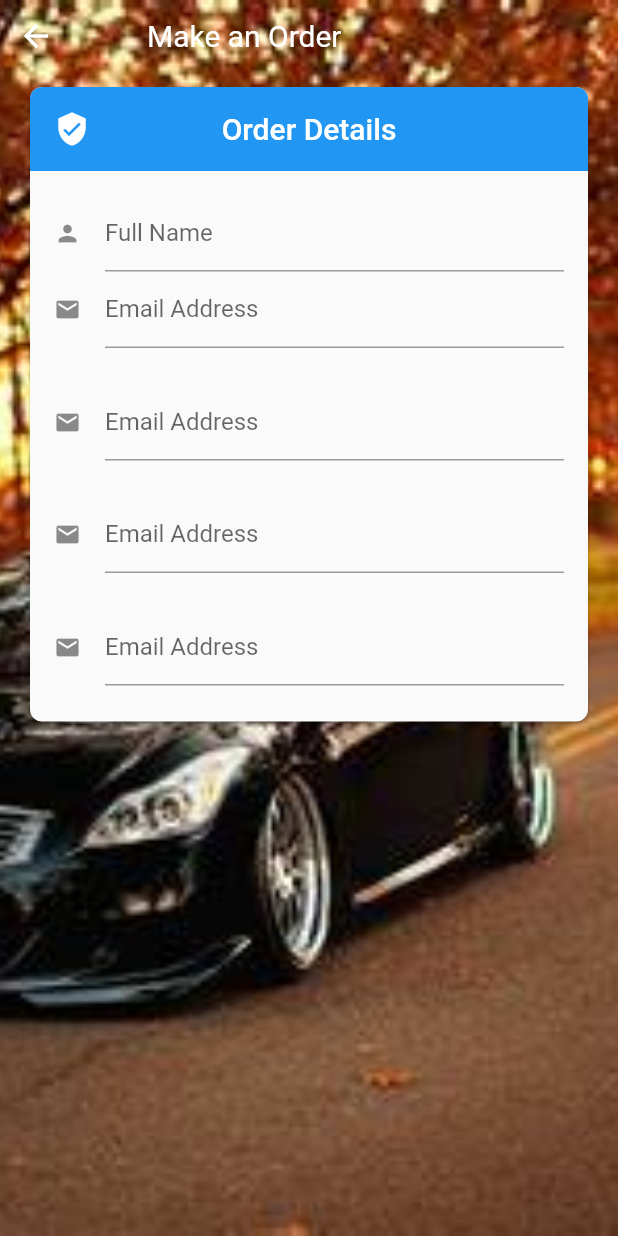
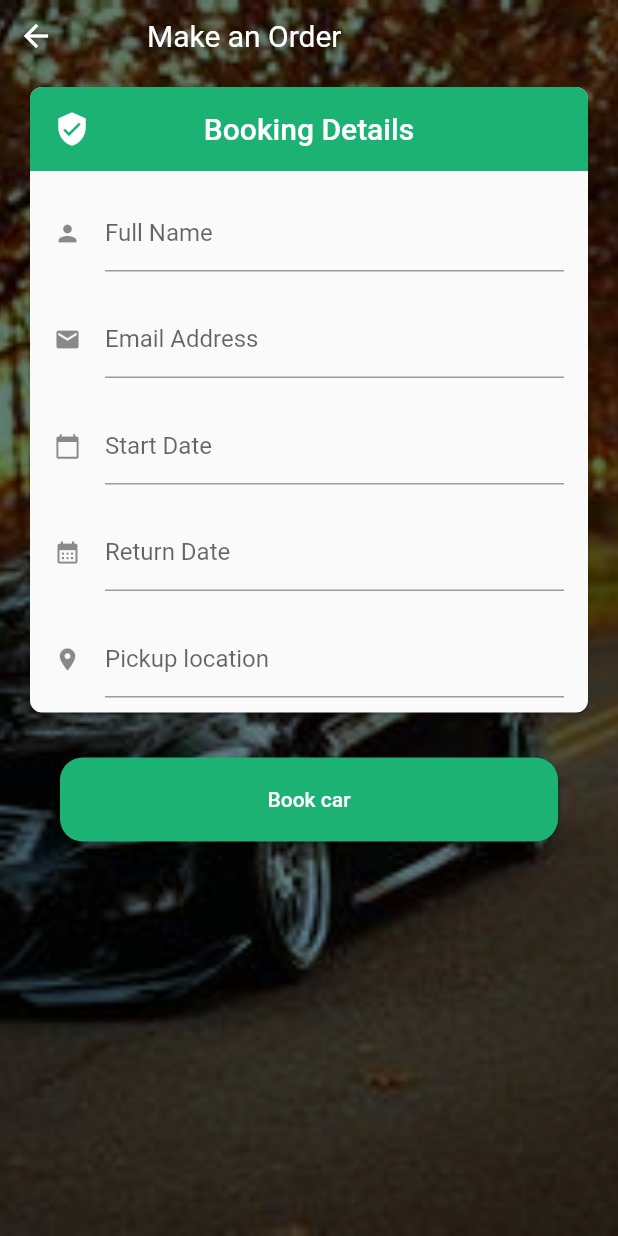
Before and after one commit to MohammedDayan/vehicle-services, a Flutter app: the MyOrder screen opened directly, after a tap on "Book this car", on a phone screen of 412 x 824 dp. Run offline on Flutter 3.47's test engine with Material 2 defaults, Android fonts, the phone set to English and light mode, and no system bars; our stand-ins replace carousel_slider, firebase_auth, firebase_core, lottie; accounts and stored records are empty; project files that could hold a hidden picture were left out.

Commit message:
few changes to my_form file

```diff
--- a/vehicle_service_app/lib/ui/screens/My_form.dart
+++ b/vehicle_service_app/lib/ui/screens/My_form.dart
@@ -1,4 +1,5 @@
 import 'package:flutter/material.dart';
+import 'package:vehicle_service_app/config/constants.dart';
 
 
 class OrderForm extends StatelessWidget {
@@ -20,14 +21,14 @@ class OrderForm extends StatelessWidget {
               AppBar(
                 leading: Icon(Icons.verified_user),
                 elevation: 0,
-                title: Text('Order Details'),
-                backgroundColor: Theme.of(context).accentColor,
+                title: Text('Booking Details'),
+                backgroundColor: kPrimaryColor,//Theme.of(context).accentColor,
                 centerTitle: true,
 
               ),
 
                Padding(
-                padding: EdgeInsets.only(left: 16, right: 16, top: 16),
+                padding: EdgeInsets.only(left: 16, right: 16, top: 16,bottom: 20),
                 child: TextFormField(
                   /*initialValue: widget.user.fullName,
                   onSaved: (val) => widget.user.fullName = val,
@@ -43,7 +44,7 @@ class OrderForm extends StatelessWidget {
               ),
 
                Padding(
-                padding: EdgeInsets.only(left: 16, right: 16, bottom: 24),
+                padding: EdgeInsets.only(left: 16, right: 16, bottom: 20),
                 child: TextFormField(
                  /* initialValue: widget.user.email,
                   onSaved: (val) => widget.user.email = val,
@@ -59,48 +60,48 @@ class OrderForm extends StatelessWidget {
               ),
 
                 Padding(
-                padding: EdgeInsets.only(left: 16, right: 16, bottom: 24),
+                padding: EdgeInsets.only(left: 16, right: 16, bottom: 20),
                 child: TextFormField(
                  /* initialValue: widget.user.email,
                   onSaved: (val) => widget.user.email = val,
                   validator: (val) =>
                       val.contains('@') ? null : 'Email is invalid',*/
                   decoration: InputDecoration(
-                    labelText: 'Email Address',
-                    hintText: 'Enter your email',
-                    icon: Icon(Icons.email),
+                    labelText: 'Start Date',
+                    hintText: 'Enter your start date',
+                    icon: Icon(Icons.calendar_today),
                     isDense: true,
                   ),
                 ),
               ),
 
                 Padding(
-                padding: EdgeInsets.only(left: 16, right: 16, bottom: 24),
+                padding: EdgeInsets.only(left: 16, right: 16, bottom: 20),
                 child: TextFormField(
                  /* initialValue: widget.user.email,
                   onSaved: (val) => widget.user.email = val,
                   validator: (val) =>
                       val.contains('@') ? null : 'Email is invalid',*/
                   decoration: InputDecoration(
-                    labelText: 'Email Address',
-                    hintText: 'Enter your email',
-                    icon: Icon(Icons.email),
+                    labelText: 'Return Date',
+                    hintText: 'Enter date your return date',
+                    icon: Icon(Icons.calendar_month),
                     isDense: true,
                   ),
                 ),
               ),
 
                 Padding(
-                padding: EdgeInsets.only(left: 16, right: 16, bottom: 24),
+                padding: EdgeInsets.only(left: 16, right: 16, bottom: 10),
                 child: TextFormField(
                  /* initialValue: widget.user.email,
                   onSaved: (val) => widget.user.email = val,
                   validator: (val) =>
                       val.contains('@') ? null : 'Email is invalid',*/
                   decoration: InputDecoration(
-                    labelText: 'Email Address',
-                    hintText: 'Enter your email',
-                    icon: Icon(Icons.email),
+                    labelText: 'Pickup location',
+                    hintText: 'Enter your pickup location',
+                    icon: Icon(Icons.location_on),
                     isDense: true,
                   ),
                 ),
--- a/vehicle_service_app/lib/ui/screens/OrderCar_screen.dart
+++ b/vehicle_service_app/lib/ui/screens/OrderCar_screen.dart
@@ -1,4 +1,5 @@
 import 'package:flutter/material.dart';
+import 'package:vehicle_service_app/config/constants.dart';
 import 'package:vehicle_service_app/ui/screens/My_form.dart';
 import 'package:vehicle_service_app/ui/widgets/widgets.dart';
 
@@ -22,13 +23,13 @@ class _OrderCarScreenState extends State<OrderCarScreen> {
           width: size.width,
           height: size.height,
           decoration:  BoxDecoration(
-            color: Colors.green.withOpacity(0.5),
+           // color: Colors.green.withOpacity(0.5),
               image: DecorationImage(
             image: AssetImage('assets/MOB.jpg'),
+            colorFilter: ColorFilter.mode(Colors.blueGrey, BlendMode.modulate,),
             fit: BoxFit.cover,
-          )),
-          //foregroundDecoration: ,
-          child: ListView(
+          ),),
+            child: ListView(
             children: [
               Row(
                       mainAxisAlignment: MainAxisAlignment.start,
@@ -61,14 +62,50 @@ class _OrderCarScreenState extends State<OrderCarScreen> {
 
               OrderForm(),
 
+               Padding(
+                padding: EdgeInsets.symmetric(horizontal: 40, vertical: 30),
+                 child: ElevatedButton(
+                  child: const Text(
+                    'Book car',
+                    // style: TextStyle(fontSize: 10),
+                  ),
+                  style: ElevatedButton.styleFrom(
+                      shape: RoundedRectangleBorder(
+                        borderRadius: BorderRadius.circular(15.0),
+                      ),
+                      primary:  kPrimaryColor,
+                      padding: const EdgeInsets.symmetric(
+                          horizontal: 40, vertical: 20)),
+                  onPressed: () {
+                      Navigator.push(
+                      context,
+                      MaterialPageRoute(
+                          builder: (context) => const OrderCarScreen(),
+                          )
+                          );
+                  },
+                  ),
+               )
+
+             /* Padding(
+                padding: EdgeInsets.symmetric(horizontal: 20, vertical: 20),
+              child:  RoundedButton(
+                text: 'Book now',
+                )
+              )*/
+
+
 
             ],
           )
+          ),
+          //foregroundDecoration: ,
+
 
 
       ),
-      ),
-    );
+      );
+    //);
 
    }
 }
--- a/vehicle_service_app/lib/ui/screens/preview_screen.dart
+++ b/vehicle_service_app/lib/ui/screens/preview_screen.dart
@@ -53,12 +53,17 @@ class MyOrder extends StatelessWidget {
                     children: [
                       Container(
                         height: size.height/1.85,
-                        decoration: BoxDecoration(
-                          color: Colors.grey[200],
+                           decoration:  BoxDecoration(
+                            // color: Colors.green.withOpacity(0.5),
+                                image: DecorationImage(
+                              image: AssetImage('assets/MOB.jpg'),
+                              colorFilter: ColorFilter.mode(Colors.green, BlendMode.modulate,),
+                              fit: BoxFit.cover,
+                            ),),
 
 
 
-                        ),
+
                       ),
                         Padding(
                            padding: const EdgeInsets.only(top: 370.0),
--- a/vehicle_service_app/lib/ui/widgets/drawer.dart
+++ b/vehicle_service_app/lib/ui/widgets/drawer.dart
@@ -67,7 +67,7 @@ class CustomDrawer extends StatelessWidget {
             leading: Icon(
               Icons.home,
             ),
-            title: const Text('Dashboard'),
+            title: const Text('Home'),
             onTap: () {
               Navigator.pop(context);
             },
@@ -77,7 +77,7 @@ class CustomDrawer extends StatelessWidget {
             leading: Icon(
               Icons.garage
             ),
-            title: const Text('Dashboard'),
+            title: const Text('Rent Car'),
             onTap: () {
               Navigator.pop(context);
             },
@@ -87,7 +87,7 @@ class CustomDrawer extends StatelessWidget {
             leading: Icon(
               Icons.inbox,
             ),
-            title: const Text('Dashboard'),
+            title: const Text('Messages'),
             onTap: () {
               Navigator.pop(context);
             },
@@ -97,7 +97,7 @@ class CustomDrawer extends StatelessWidget {
             leading: Icon(
               Icons.star
             ),
-            title: const Text('Dashboard'),
+            title: const Text('Starred'),
             onTap: () {
               Navigator.pop(context);
             },
@@ -105,9 +105,14 @@ class CustomDrawer extends StatelessWidget {
 
            ListTile(
             leading: Icon(
-              Icons.send
+              Icons.settings
             ),
-            title: const Text('Dashboard'),
+            title: const Text(
+              'Settings',
+              style: TextStyle(
+                fontSize: 18
+              ),
+            ),
             onTap: () {
               Navigator.pop(context);
             },
```
